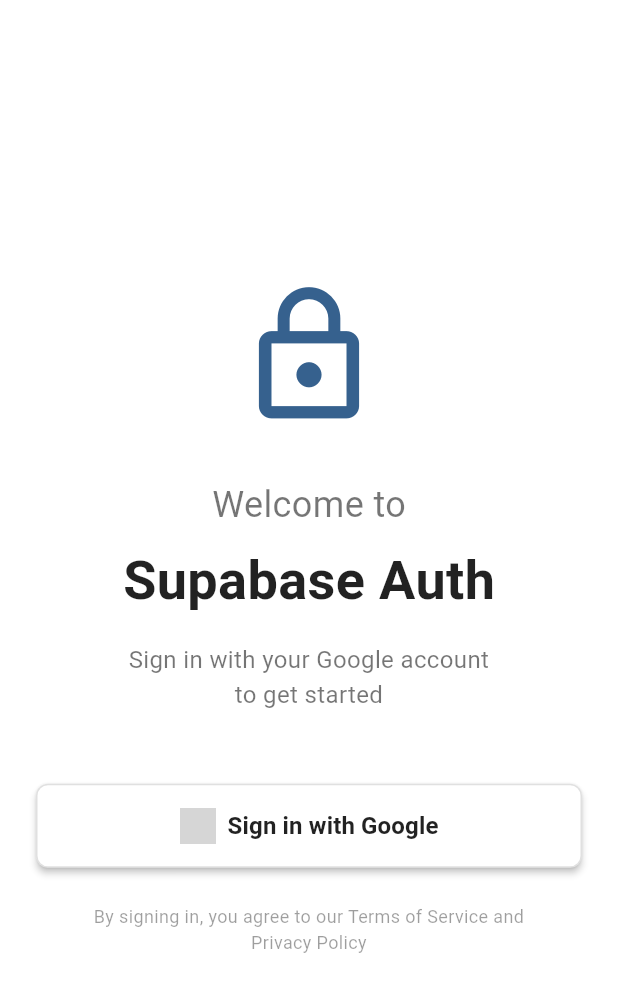
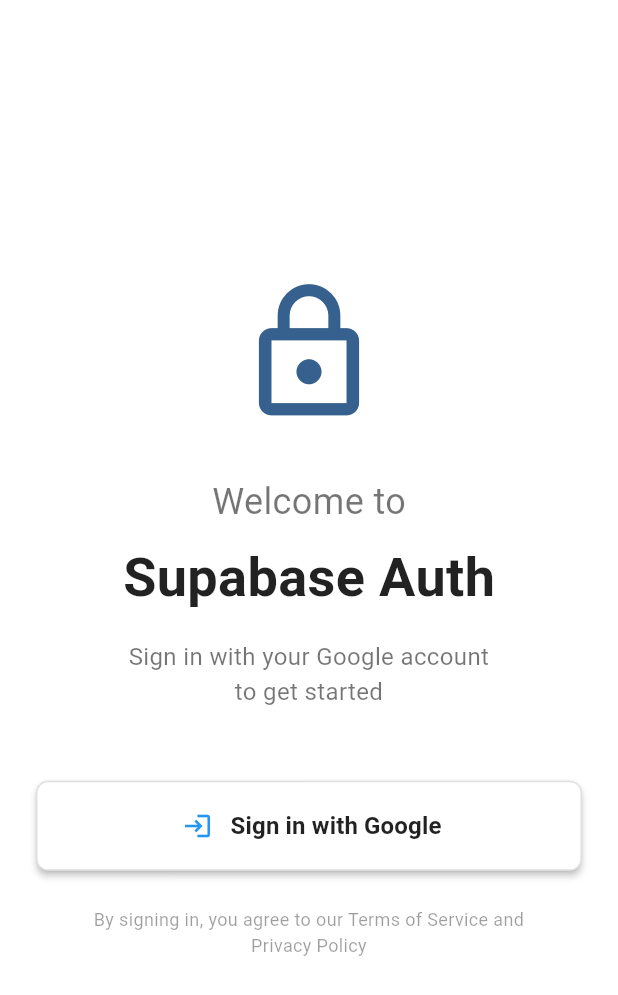
Before and after one commit to kenjiz/supabase_auth, a Flutter app: the screen it shows after launch, on a phone screen of 412 x 824 dp. Shown: the top 995 px of the screen. Run offline on Flutter 3.47's test engine with Material 3 defaults, Android fonts, the phone set to English and light mode, and no system bars; our stand-ins replace flutter_dotenv, supabase_flutter; accounts and stored records are empty; grey boxes are pictures that could not be loaded.

Commit message:
Fix code review issues: remove unused config, fix redirect URL, improve button icon
Co-authored-by: kenjiz <6688683+kenjiz@users.noreply.github.com>

```diff
--- a/lib/screens/login_screen.dart
+++ b/lib/screens/login_screen.dart
@@ -132,14 +132,13 @@ class _GoogleSignInButton extends StatelessWidget {
   Widget build(BuildContext context) {
     return ElevatedButton.icon(
       onPressed: onPressed,
-      icon: Image.asset(
-        'assets/google_logo.png',
-        height: 24,
-        width: 24,
-        errorBuilder: (context, error, stackTrace) {
-          // Fallback to icon if image not found
-          return const Icon(Icons.g_mobiledata, size: 24);
-        },
+      icon: Container(
+        padding: const EdgeInsets.all(4),
+        child: const Icon(
+          Icons.login,
+          size: 20,
+          color: Colors.blue,
+        ),
       ),
       label: const Text(
         'Sign in with Google',
--- a/lib/services/auth_service.dart
+++ b/lib/services/auth_service.dart
@@ -1,5 +1,6 @@
 import 'package:supabase_flutter/supabase_flutter.dart';
 import '../models/user_profile.dart';
+import '../config/app_config.dart';
 
 /// Service class to handle all authentication operations with Supabase
 class AuthService {
@@ -33,7 +34,7 @@ class AuthService {
     try {
       final response = await _supabase.auth.signInWithOAuth(
         OAuthProvider.google,
-        redirectTo: 'io.supabase.flutterquickstart://login-callback/',
+        redirectTo: AppConfig.redirectUrl,
       );
 
       return response;
```
Also changed, not shown: lib/config/app_config.dart (+3 -5 lines), 4 other files.
